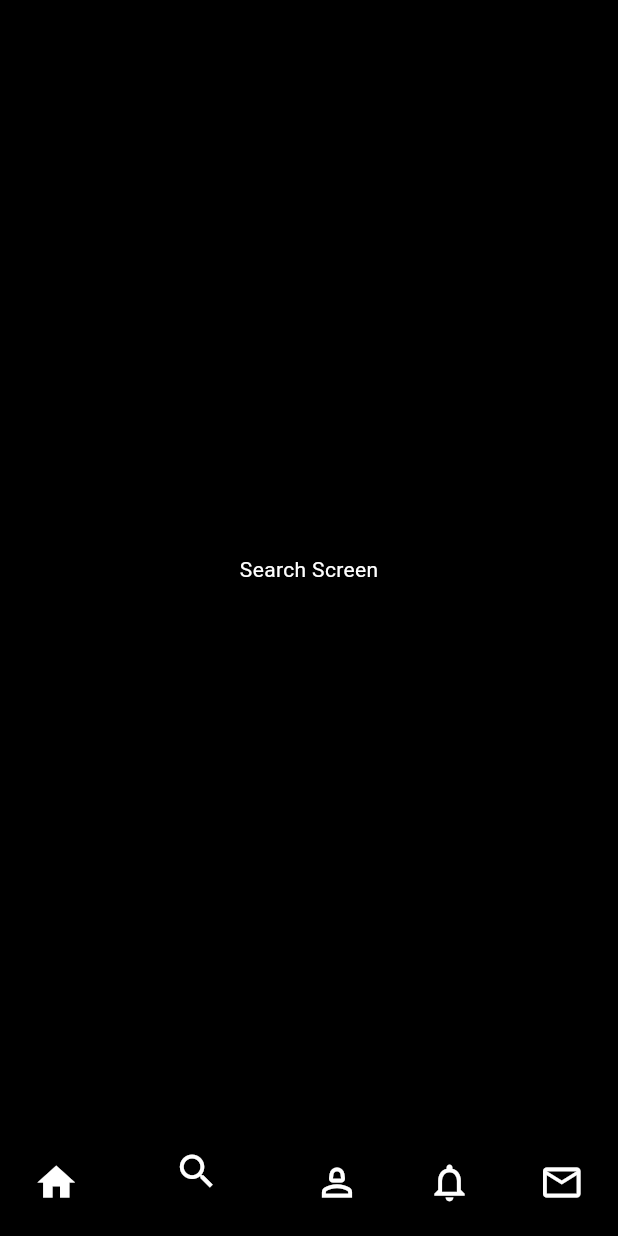
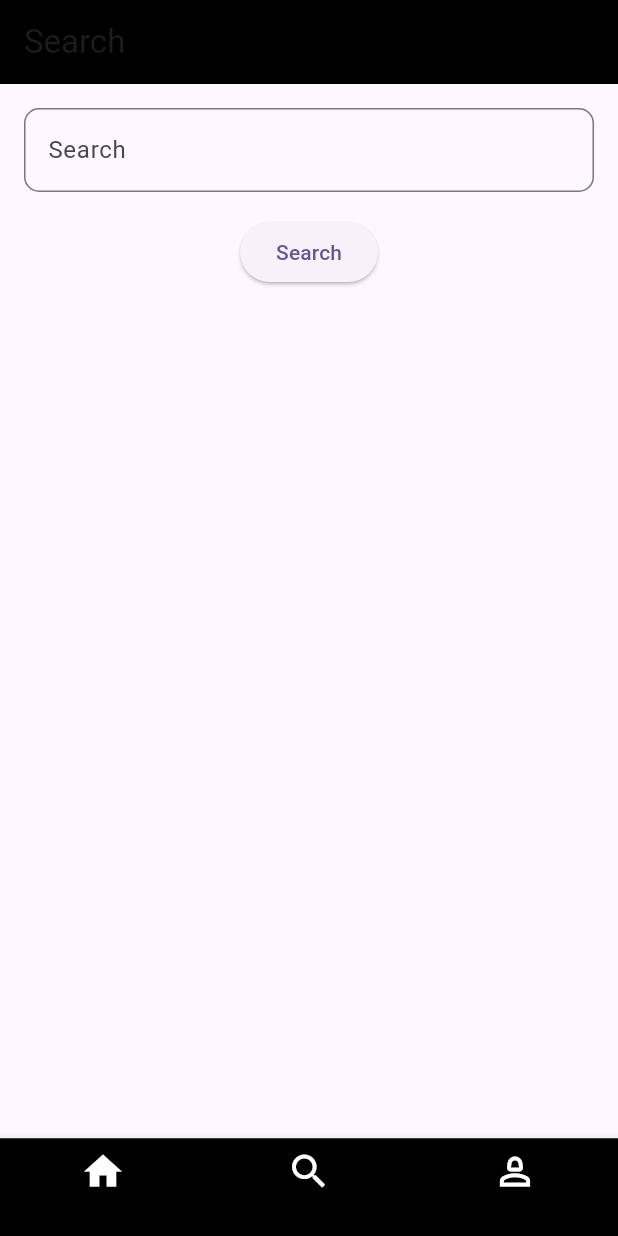
Before and after one commit to richielagito/projek_uts_mobile_progamming, a Flutter app: the screen it shows after launch, item 2 of the bottom bar chosen, on a phone screen of 412 x 824 dp. Run offline on Flutter 3.47's test engine with Material 3 defaults, Android fonts, the phone set to English and light mode, and no system bars.

Commit message:
menambahkan logo dan search screen

```diff
--- a/lib/screens/main_screen.dart
+++ b/lib/screens/main_screen.dart
@@ -1,35 +1,23 @@
 import 'package:flutter/material.dart';
+import 'package:projek_uts_mobile_progamming/screens/home_screen.dart';
+import 'package:projek_uts_mobile_progamming/screens/profile_screen.dart';
+import 'package:projek_uts_mobile_progamming/screens/search_screen.dart';
 
 class MainScreen extends StatefulWidget {
   const MainScreen({super.key});
 
   @override
-  State<MainScreen> createState() => _MainScreenState();
+  State<MainScreen> createState() => MainScreenState();
 }
 
-class _MainScreenState extends State<MainScreen> {
+class MainScreenState extends State<MainScreen> {
   int selectedIndex = 0;
   static List<Widget> listOptions = <Widget>[
-    const Text(
-      'Home Screen',
-      style: TextStyle(color: Colors.white),
-    ),
-    const Text(
-      'Search Screen',
-      style: TextStyle(color: Colors.white),
-    ),
-    const Text(
-      'Profile Screen',
-      style: TextStyle(color: Colors.white),
-    ),
-    const Text(
-      'Notifications Screen',
-      style: TextStyle(color: Colors.white),
-    ),
-    const Text(
-      'Mail Screen',
-      style: TextStyle(color: Colors.white),
-    ),
+    const HomeScreen(),
+    const SearchScreen(),
+    const ProfileScreen(),
+
+    // HomeScreen(),
   ];
 
   void onItemTapped(int index) {
@@ -41,7 +29,6 @@ class _MainScreenState extends State<MainScreen> {
   @override
   Widget build(BuildContext context) {
     return Scaffold(
-        body: Scaffold(
       backgroundColor: Colors.black,
       body: Center(
         child: listOptions.elementAt(selectedIndex),
@@ -54,16 +41,17 @@ class _MainScreenState extends State<MainScreen> {
               icon: Icon(Icons.search_outlined),
               label: '',
               backgroundColor: Colors.black),
+
+          // BottomNavigationBarItem(
+          //     icon: Icon(Icons.notifications_outlined),
+          //     label: '',
+          //     backgroundColor: Colors.black),
+          // BottomNavigationBarItem(
+          //     icon: Icon(Icons.mail_outlined),
+          //     label: '',
+          //     backgroundColor: Colors.black),
           BottomNavigationBarItem(
               icon: Icon(Icons.person_2_outlined),
-              label: '',
-              backgroundColor: Colors.black),
-          BottomNavigationBarItem(
-              icon: Icon(Icons.notifications_outlined),
-              label: '',
-              backgroundColor: Colors.black),
-          BottomNavigationBarItem(
-              icon: Icon(Icons.mail_outlined),
               label: '',
               backgroundColor: Colors.black),
         ],
@@ -75,6 +63,6 @@ class _MainScreenState extends State<MainScreen> {
         selectedItemColor: Colors.white,
         onTap: onItemTapped,
       ),
-    ));
+    );
   }
 }
--- /dev/null
+++ b/lib/screens/search_screen.dart
@@ -0,0 +1,37 @@
+import 'package:flutter/material.dart';
+
+class SearchScreen extends StatelessWidget {
+  const SearchScreen({super.key});
+
+  @override
+  Widget build(BuildContext context) {
+    return Scaffold(
+      appBar: AppBar(
+        title: const Text('Search'),
+        backgroundColor: Colors.black,
+      ),
+      body: Container(
+        padding: const EdgeInsets.all(16.0),
+        child: Column(
+          children: [
+            TextField(
+              decoration: InputDecoration(
+                labelText: 'Search',
+                border: OutlineInputBorder(
+                  borderRadius: BorderRadius.circular(10.0),
+                ),
+              ),
+            ),
+            const SizedBox(height: 16.0),
+            ElevatedButton(
+              onPressed: () {
+                // Handle search button press
+              },
+              child: const Text('Search'),
+            ),
+          ],
+        ),
+      ),
+    );
+  }
+}
--- a/pubspec.yaml
+++ b/pubspec.yaml
@@ -59,8 +59,8 @@ flutter:
   uses-material-design: true
 
   # To add assets to your application, add an assets section, like this:
-  # assets:
-  #   - images/a_dot_burr.jpeg
+  assets:
+    - assets/images/img1.png
   #   - images/a_dot_ham.jpeg
 
   # An image asset can refer to one or more resolution-specific "variants", see
```
Also changed, not shown: lib/screens/home_screen.dart (added, +31 -0 lines), lib/screens/login_screen.dart (added, +10 -0 lines), lib/screens/profile_screen.dart (added, +10 -0 lines), assets/images/img1.png (added).
